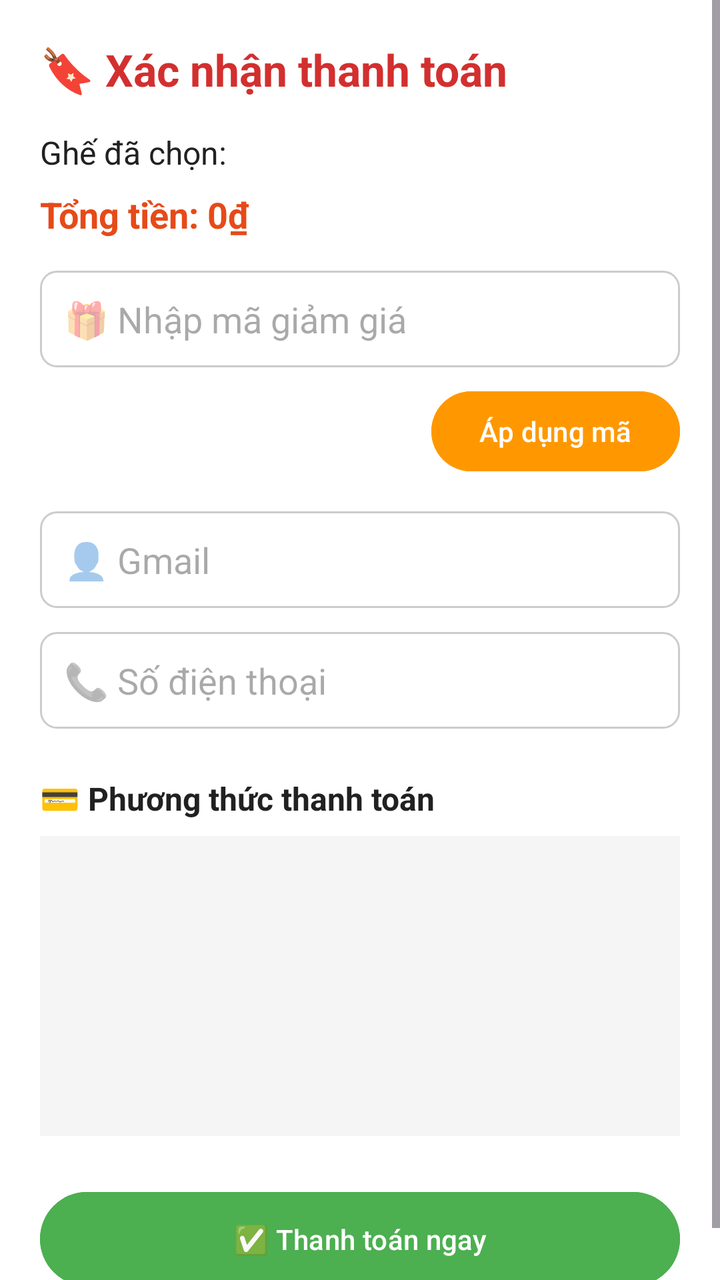
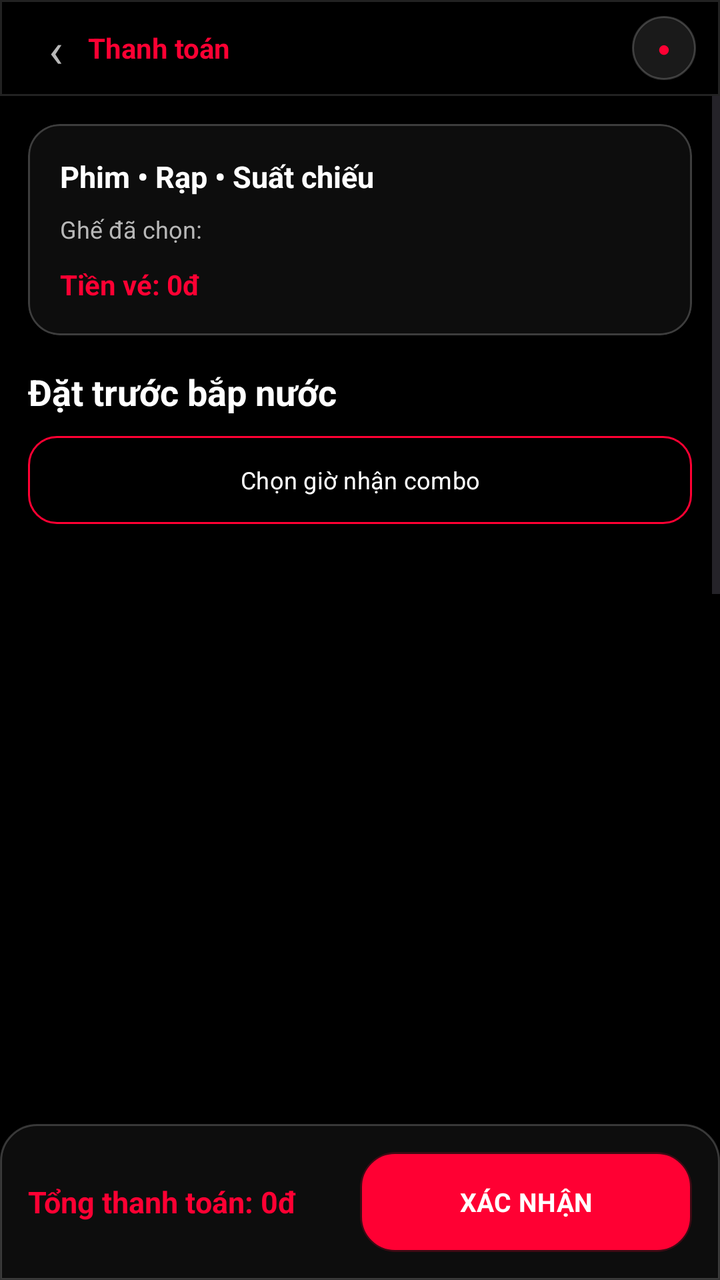

The first picture is an Android layout as it rendered before a commit; the second is the same layout after the commit. The layout source and the unified diff follow.
<!-- AndroidManifest.xml: application theme Theme.BookingCinema -->
<!-- res/layout/activity_payment.xml -->
<?xml version="1.0" encoding="utf-8"?>
<ScrollView
    xmlns:android="http://schemas.android.com/apk/res/android"
    android:layout_width="match_parent"
    android:layout_height="match_parent"
    android:background="#FFFFFF">

    <LinearLayout
        android:orientation="vertical"
        android:layout_width="match_parent"
        android:layout_height="match_parent"
        android:padding="20dp">

        
        <TextView
            android:text="🔖 Xác nhận thanh toán"
            android:textSize="22sp"
            android:textStyle="bold"
            android:textColor="#D32F2F"
            android:layout_marginBottom="16dp"
            android:layout_width="match_parent"
            android:layout_height="wrap_content" />

        
        <TextView
            android:id="@+id/tvSelectedSeats"
            android:layout_width="match_parent"
            android:layout_height="wrap_content"
            android:text="Ghế đã chọn: "
            android:textSize="16sp"
            android:textColor="#212121"
            android:layout_marginBottom="8dp" />

        
        <TextView
            android:id="@+id/txtTotalPrice"
            android:layout_width="match_parent"
            android:layout_height="wrap_content"
            android:text="Tổng tiền: 0₫"
            android:textSize="18sp"
            android:textStyle="bold"
            android:textColor="#E64A19"
            android:layout_marginBottom="16dp" />

        
        <EditText
            android:id="@+id/edtDiscountCode"
            android:layout_width="match_parent"
            android:layout_height="wrap_content"
            android:hint="🎁 Nhập mã giảm giá"
            android:inputType="text"
            android:padding="12dp"
            android:background="@drawable/bg_edittext"
            android:textColor="#000000"
            android:layout_marginBottom="8dp" />

        
        <Button
            android:id="@+id/btnApplyCode"
            android:layout_width="wrap_content"
            android:layout_height="wrap_content"
            android:text="Áp dụng mã"
            android:textAllCaps="false"
            android:layout_gravity="end"
            android:backgroundTint="#FF9800"
            android:textColor="#FFFFFF"
            android:layout_marginBottom="16dp" />

        
        <ListView
            android:id="@+id/lvDiscountCodes"
            android:layout_width="match_parent"
            android:layout_height="150dp"
            android:divider="@android:color/darker_gray"
            android:dividerHeight="1dp"
            android:visibility="gone"
            android:background="#F5F5F5"
            android:layout_marginBottom="24dp" />

        
        <EditText
            android:id="@+id/edtName"
            android:layout_width="match_parent"
            android:layout_height="wrap_content"
            android:hint="👤 Gmail"
            android:inputType="textPersonName"
            android:textColor="#000000"
            android:padding="12dp"
            android:background="@drawable/bg_edittext"
            android:layout_marginBottom="12dp" />

        
        <EditText
            android:id="@+id/edtPhone"
            android:layout_width="match_parent"
            android:layout_height="wrap_content"
            android:hint="📞 Số điện thoại"
            android:inputType="phone"
            android:padding="12dp"
            android:textColor="#000000"
            android:background="@drawable/bg_edittext"
            android:layout_marginBottom="24dp" />

        
        <TextView
            android:text="💳 Phương thức thanh toán"
            android:textSize="16sp"
            android:textStyle="bold"
            android:textColor="#212121"
            android:layout_width="match_parent"
            android:layout_height="wrap_content"
            android:layout_marginBottom="8dp" />

        <ListView
            android:id="@+id/lvPaymentMethods"
            android:layout_width="match_parent"
            android:layout_height="150dp"
            android:divider="@color/cardview_dark_background"
            android:dividerHeight="1dp"
            android:choiceMode="singleChoice"
            android:background="#F5F5F5"
            android:layout_marginBottom="24dp" />

        
        <ImageView
            android:id="@+id/ivQRCode"
            android:layout_width="200dp"
            android:layout_height="200dp"
            android:layout_gravity="center"
            android:contentDescription="Mã QR thanh toán"
            android:visibility="gone"
            android:layout_marginBottom="24dp" />

        
        <Button
            android:id="@+id/btnPay"
            android:layout_width="match_parent"
            android:layout_height="wrap_content"
            android:text="✅ Thanh toán ngay"
            android:textAllCaps="false"
            android:textColor="#FFFFFF"
            android:backgroundTint="#4CAF50"
            android:padding="14dp" />
    </LinearLayout>
</ScrollView>
<!-- resources referenced by this layout -->
<resources>
  <!-- drawable bg_edittext (drawable) -->
  <?xml version="1.0" encoding="utf-8"?>
  <shape xmlns:android="http://schemas.android.com/apk/res/android"
      android:shape="rectangle">
      <solid android:color="#FFFFFF"/>
      <stroke android:width="1dp" android:color="#CCCCCC"/>
      <corners android:radius="8dp"/>
      <padding android:left="10dp" android:right="10dp"/>
  </shape>
  <style name="Base.Theme.BookingCinema" parent="Theme.Material3.DayNight.NoActionBar">
          
          
      </style>
  <!-- unchanged entries left out for length: 1 -->
</resources>

<!-- the commit's change to res/layout/activity_payment.xml (unified diff, before → after) -->
@@ -1,145 +1,298 @@
 <?xml version="1.0" encoding="utf-8"?>
-<ScrollView
-    xmlns:android="http://schemas.android.com/apk/res/android"
+<LinearLayout xmlns:android="http://schemas.android.com/apk/res/android"
+    xmlns:app="http://schemas.android.com/apk/res-auto"
     android:layout_width="match_parent"
     android:layout_height="match_parent"
-    android:background="#FFFFFF">
+    android:background="@color/cinema_bg"
+    android:orientation="vertical">
 
     <LinearLayout
-        android:orientation="vertical"
         android:layout_width="match_parent"
-        android:layout_height="match_parent"
-        android:padding="20dp">
-
-        
-        <TextView
-            android:text="🔖 Xác nhận thanh toán"
-            android:textSize="22sp"
-            android:textStyle="bold"
-            android:textColor="#D32F2F"
-            android:layout_marginBottom="16dp"
-            android:layout_width="match_parent"
-            android:layout_height="wrap_content" />
-
-        
-        <TextView
-            android:id="@+id/tvSelectedSeats"
+        android:layout_height="48dp"
+        android:background="@drawable/bg_top_bar_luxe"
+        android:gravity="center_vertical"
+        android:orientation="horizontal"
+        android:paddingHorizontal="12dp">
+
+        <TextView
+            android:layout_width="32dp"
+            android:layout_height="32dp"
+            android:gravity="center"
+            android:text="‹"
+            android:textColor="@color/cinema_text_muted"
+            android:textSize="24sp" />
+
+        <TextView
+            android:layout_width="0dp"
+            android:layout_height="wrap_content"
+            android:layout_weight="1"
+            android:text="Thanh toán"
+            android:textColor="@color/cinema_accent"
+            android:textSize="14sp"
+            android:textStyle="bold" />
+
+        <TextView
+            android:layout_width="32dp"
+            android:layout_height="32dp"
+            android:background="@drawable/bg_icon_circle_luxe"
+            android:gravity="center"
+            android:text="●"
+            android:textColor="@color/cinema_accent"
+            android:textSize="11sp" />
+    </LinearLayout>
+
+    <ScrollView
+        android:layout_width="match_parent"
+        android:layout_height="0dp"
+        android:layout_weight="1"
+        android:fillViewport="true"
+        android:overScrollMode="never">
+
+        <LinearLayout
             android:layout_width="match_parent"
             android:layout_height="wrap_content"
-            android:text="Ghế đã chọn: "
-            android:textSize="16sp"
-            android:textColor="#212121"
-            android:layout_marginBottom="8dp" />
-
-        
+            android:orientation="vertical"
+            android:padding="14dp">
+
+            <com.google.android.material.card.MaterialCardView
+                android:layout_width="match_parent"
+                android:layout_height="wrap_content"
+                app:cardBackgroundColor="@color/cinema_panel"
+                app:cardCornerRadius="16dp"
+                app:cardElevation="0dp"
+                app:strokeColor="@color/cinema_stroke"
+                app:strokeWidth="1dp">
+
+                <LinearLayout
+                    android:layout_width="match_parent"
+                    android:layout_height="wrap_content"
+                    android:orientation="vertical"
+                    android:padding="16dp">
+
+                    <TextView
+                        android:id="@+id/tvSummary"
+                        android:layout_width="match_parent"
+                        android:layout_height="wrap_content"
+                        android:ellipsize="end"
+                        android:maxLines="3"
+                        android:text="Phim • Rạp • Suất chiếu"
+                        android:textColor="@color/cinema_text"
+                        android:textSize="15sp"
+                        android:textStyle="bold" />
+
+                    <TextView
+                        android:id="@+id/tvSelectedSeats"
+                        android:layout_width="match_parent"
+                        android:layout_height="wrap_content"
+                        android:layout_marginTop="8dp"
+                        android:ellipsize="end"
+                        android:maxLines="2"
+                        android:text="Ghế đã chọn:"
+                        android:textColor="@color/cinema_text_muted"
+                        android:textSize="12sp" />
+
+                    <TextView
+                        android:id="@+id/txtTicketPrice"
+                        android:layout_width="match_parent"
+                        android:layout_height="wrap_content"
+                        android:layout_marginTop="10dp"
+                        android:text="Tiền vé: 0đ"
+                        android:textColor="@color/cinema_accent"
+                        android:textSize="14sp"
+                        android:textStyle="bold" />
+                </LinearLayout>
+            </com.google.android.material.card.MaterialCardView>
+
+            <TextView
+                android:layout_width="match_parent"
+                android:layout_height="wrap_content"
+                android:layout_marginTop="16dp"
+                android:text="Đặt trước bắp nước"
+                android:textColor="@color/cinema_text"
+                android:textSize="18sp"
+                android:textStyle="bold" />
+
+            <Button
+                android:id="@+id/btnPickupTime"
+                android:layout_width="match_parent"
+                android:layout_height="44dp"
+                android:layout_marginTop="10dp"
+                android:background="@drawable/bg_button_outline"
+                android:text="Chọn giờ nhận combo"
+                android:textAllCaps="false"
+                android:textColor="@color/cinema_text"
+                android:textSize="12sp" />
+
+            <androidx.recyclerview.widget.RecyclerView
+                android:id="@+id/recyclerFood"
+                android:layout_width="match_parent"
+                android:layout_height="300dp"
+                android:layout_marginTop="10dp"
+                android:nestedScrollingEnabled="false"
+                android:overScrollMode="never" />
+
+            <TextView
+                android:id="@+id/txtFoodPrice"
+                android:layout_width="match_parent"
+                android:layout_height="wrap_content"
+                android:gravity="end"
+                android:text="Combo: 0đ"
+                android:textColor="@color/cinema_accent"
+                android:textSize="13sp"
+                android:textStyle="bold" />
+
+            <com.google.android.material.card.MaterialCardView
+                android:layout_width="match_parent"
+                android:layout_height="wrap_content"
+                android:layout_marginTop="12dp"
+                app:cardBackgroundColor="@color/cinema_panel"
+                app:cardCornerRadius="16dp"
+                app:cardElevation="0dp"
+                app:strokeColor="@color/cinema_stroke"
+                app:strokeWidth="1dp">
+
+                <LinearLayout
+                    android:layout_width="match_parent"
+                    android:layout_height="wrap_content"
+                    android:orientation="vertical"
+                    android:padding="16dp">
+
+                    <TextView
+                        android:layout_width="match_parent"
+                        android:layout_height="wrap_content"
+                        android:text="Voucher và thông tin nhận vé"
+                        android:textColor="@color/cinema_text"
+                        android:textSize="16sp"
+                        android:textStyle="bold" />
+
+                    <EditText
+                        android:id="@+id/edtDiscountCode"
+                        android:layout_width="match_parent"
+                        android:layout_height="46dp"
+                        android:layout_marginTop="12dp"
+                        android:background="@drawable/bg_input_luxe"
+                        android:hint="Nhập mã voucher"
+                        android:inputType="textCapCharacters"
+                        android:paddingHorizontal="14dp"
+                        android:singleLine="true"
+                        android:textColor="@color/cinema_text"
+                        android:textColorHint="@color/cinema_text_muted"
+                        android:textSize="13sp" />
+
+                    <Button
+                        android:id="@+id/btnApplyCode"
+                        android:layout_width="match_parent"
+                        android:layout_height="44dp"
+                        android:layout_marginTop="10dp"
+                        android:background="@drawable/bg_button_outline"
+                        android:text="Xem voucher khả dụng"
+                        android:textAllCaps="false"
+                        android:textColor="@color/cinema_text"
+                        android:textSize="12sp" />
+
+                    <ListView
+                        android:id="@+id/lvDiscountCodes"
+                        android:layout_width="match_parent"
+                        android:layout_height="118dp"
+                        android:layout_marginTop="8dp"
+                        android:background="@drawable/bg_panel_glass"
+                        android:divider="@color/cinema_stroke"
+                        android:dividerHeight="1dp"
+                        android:visibility="gone" />
+
+                    <EditText
+                        android:id="@+id/edtName"
+                        android:layout_width="match_parent"
+                        android:layout_height="46dp"
+                        android:layout_marginTop="12dp"
+                        android:background="@drawable/bg_input_luxe"
+                        android:hint="Họ tên người nhận vé"
+                        android:inputType="textPersonName"
+                        android:paddingHorizontal="14dp"
+                        android:singleLine="true"
+                        android:textColor="@color/cinema_text"
+                        android:textColorHint="@color/cinema_text_muted"
+                        android:textSize="13sp" />
+
+                    <EditText
+                        android:id="@+id/edtPhone"
+                        android:layout_width="match_parent"
+                        android:layout_height="46dp"
+                        android:layout_marginTop="10dp"
+                        android:background="@drawable/bg_input_luxe"
+                        android:hint="Số điện thoại"
+                        android:inputType="phone"
+                        android:paddingHorizontal="14dp"
+                        android:singleLine="true"
+                        android:textColor="@color/cinema_text"
+                        android:textColorHint="@color/cinema_text_muted"
+                        android:textSize="13sp" />
+                </LinearLayout>
+            </com.google.android.material.card.MaterialCardView>
+
+            <TextView
+                android:layout_width="match_parent"
+                android:layout_height="wrap_content"
+                android:layout_marginTop="16dp"
+                android:text="Phương thức thanh toán"
+                android:textColor="@color/cinema_text"
+                android:textSize="18sp"
+                android:textStyle="bold" />
+
+            <ListView
+                android:id="@+id/lvPaymentMethods"
+                android:layout_width="match_parent"
+                android:layout_height="146dp"
+                android:layout_marginTop="10dp"
+                android:background="@drawable/bg_panel_luxe"
+                android:choiceMode="singleChoice"
+                android:divider="@color/cinema_stroke"
+                android:dividerHeight="1dp" />
+
+            <ImageView
+                android:id="@+id/ivQRCode"
+                android:layout_width="178dp"
+                android:layout_height="178dp"
+                android:layout_gravity="center_horizontal"
+                android:layout_marginTop="14dp"
+                android:background="@drawable/bg_qr_frame"
+                android:contentDescription="Mã QR thanh toán"
+                android:padding="8dp"
+                android:visibility="gone" />
+
+            <Space
+                android:layout_width="match_parent"
+                android:layout_height="18dp" />
+        </LinearLayout>
+    </ScrollView>
+
+    <LinearLayout
+        android:layout_width="match_parent"
+        android:layout_height="78dp"
+        android:background="@drawable/bg_sticky_checkout"
+        android:gravity="center_vertical"
+        android:orientation="horizontal"
+        android:paddingHorizontal="14dp">
+
         <TextView
             android:id="@+id/txtTotalPrice"
-            android:layout_width="match_parent"
+            android:layout_width="0dp"
             android:layout_height="wrap_content"
-            android:text="Tổng tiền: 0₫"
-            android:textSize="18sp"
-            android:textStyle="bold"
-            android:textColor="#E64A19"
-            android:layout_marginBottom="16dp" />
-
-        
-        <EditText
-            android:id="@+id/edtDiscountCode"
-            android:layout_width="match_parent"
-            android:layout_height="wrap_content"
-            android:hint="🎁 Nhập mã giảm giá"
-            android:inputType="text"
-            android:padding="12dp"
-            android:background="@drawable/bg_edittext"
-            android:textColor="#000000"
-            android:layout_marginBottom="8dp" />
-
-        
-        <Button
-            android:id="@+id/btnApplyCode"
-            android:layout_width="wrap_content"
-            android:layout_height="wrap_content"
-            android:text="Áp dụng mã"
-            android:textAllCaps="false"
-            android:layout_gravity="end"
-            android:backgroundTint="#FF9800"
-            android:textColor="#FFFFFF"
-            android:layout_marginBottom="16dp" />
-
-        
-        <ListView
-            android:id="@+id/lvDiscountCodes"
-            android:layout_width="match_parent"
-            android:layout_height="150dp"
-            android:divider="@android:color/darker_gray"
-            android:dividerHeight="1dp"
-            android:visibility="gone"
-            android:background="#F5F5F5"
-            android:layout_marginBottom="24dp" />
-
-        
-        <EditText
-            android:id="@+id/edtName"
-            android:layout_width="match_parent"
-            android:layout_height="wrap_content"
-            android:hint="👤 Gmail"
-            android:inputType="textPersonName"
-            android:textColor="#000000"
-            android:padding="12dp"
-            android:background="@drawable/bg_edittext"
-            android:layout_marginBottom="12dp" />
-
-        
-        <EditText
-            android:id="@+id/edtPhone"
-            android:layout_width="match_parent"
-            android:layout_height="wrap_content"
-            android:hint="📞 Số điện thoại"
-            android:inputType="phone"
-            android:padding="12dp"
-            android:textColor="#000000"
-            android:background="@drawable/bg_edittext"
-            android:layout_marginBottom="24dp" />
-
-        
-        <TextView
-            android:text="💳 Phương thức thanh toán"
-            android:textSize="16sp"
-            android:textStyle="bold"
-            android:textColor="#212121"
-            android:layout_width="match_parent"
-            android:layout_height="wrap_content"
-            android:layout_marginBottom="8dp" />
-
-        <ListView
-            android:id="@+id/lvPaymentMethods"
-            android:layout_width="match_parent"
-            android:layout_height="150dp"
-            android:divider="@color/cardview_dark_background"
-            android:dividerHeight="1dp"
-            android:choiceMode="singleChoice"
-            android:background="#F5F5F5"
-            android:layout_marginBottom="24dp" />
-
-        
-        <ImageView
-            android:id="@+id/ivQRCode"
-            android:layout_width="200dp"
-            android:layout_height="200dp"
-            android:layout_gravity="center"
-            android:contentDescription="Mã QR thanh toán"
-            android:visibility="gone"
-            android:layout_marginBottom="24dp" />
-
-        
+            android:layout_weight="1"
+            android:text="Tổng thanh toán: 0đ"
+            android:textColor="@color/cinema_accent"
+            android:textSize="15sp"
+            android:textStyle="bold" />
+
         <Button
             android:id="@+id/btnPay"
-            android:layout_width="match_parent"
-            android:layout_height="wrap_content"
-            android:text="✅ Thanh toán ngay"
-            android:textAllCaps="false"
-            android:textColor="#FFFFFF"
-            android:backgroundTint="#4CAF50"
-            android:padding="14dp" />
+            android:layout_width="166dp"
+            android:layout_height="50dp"
+            android:background="@drawable/bg_button_neon"
+            android:text="XÁC NHẬN"
+            android:textAllCaps="true"
+            android:textColor="@color/white"
+            android:textSize="13sp"
+            android:textStyle="bold" />
     </LinearLayout>
-</ScrollView>
+</LinearLayout>
<!-- resource entries referenced after the edit -->
@@ -1,17 +1,121 @@
 <!-- resources referenced by this layout -->
 <resources>
-  <!-- drawable bg_edittext (drawable) -->
+  <color name="cinema_accent">#FF0033</color>
+  <color name="cinema_bg">#000000</color>
+  <color name="cinema_panel">#0D0D0D</color>
+  <color name="cinema_stroke">#33FFFFFF</color>
+  <color name="cinema_text">#FFFFFFFF</color>
+  <color name="cinema_text_muted">#B8B8B8</color>
+  <color name="white">#FFFFFFFF</color>
+  <!-- drawable bg_button_neon (drawable) -->
+  <?xml version="1.0" encoding="utf-8"?>
+  <layer-list xmlns:android="http://schemas.android.com/apk/res/android">
+      <item>
+          <shape>
+              <solid android:color="#33FF0033" />
+              <corners android:radius="18dp" />
+          </shape>
+      </item>
+      <item
+          android:left="1dp"
+          android:top="1dp"
+          android:right="1dp"
+          android:bottom="1dp">
+          <shape>
+              <solid android:color="#FF0033" />
+              <stroke
+                  android:width="1dp"
+                  android:color="#FFFF5C78" />
+              <corners android:radius="16dp" />
+              <padding
+                  android:left="18dp"
+                  android:top="12dp"
+                  android:right="18dp"
+                  android:bottom="12dp" />
+          </shape>
+      </item>
+  </layer-list>
+  <!-- drawable bg_button_outline (drawable) -->
+  <?xml version="1.0" encoding="utf-8"?>
+  <shape xmlns:android="http://schemas.android.com/apk/res/android">
+      <solid android:color="#00000000" />
+      <stroke android:width="1dp" android:color="#FF0033" />
+      <corners android:radius="14dp" />
+      <padding android:left="16dp" android:top="10dp" android:right="16dp" android:bottom="10dp" />
+  </shape>
+  <!-- drawable bg_icon_circle_luxe (drawable) -->
   <?xml version="1.0" encoding="utf-8"?>
   <shape xmlns:android="http://schemas.android.com/apk/res/android"
-      android:shape="rectangle">
-      <solid android:color="#FFFFFF"/>
-      <stroke android:width="1dp" android:color="#CCCCCC"/>
-      <corners android:radius="8dp"/>
-      <padding android:left="10dp" android:right="10dp"/>
+      android:shape="oval">
+      <solid android:color="#1AFFFFFF" />
+      <stroke
+          android:width="1dp"
+          android:color="#33FFFFFF" />
+  </shape>
+  <!-- drawable bg_input_luxe (drawable) -->
+  <?xml version="1.0" encoding="utf-8"?>
+  <shape xmlns:android="http://schemas.android.com/apk/res/android">
+      <solid android:color="#0D0D0D" />
+      <stroke android:width="1dp" android:color="#33FFFFFF" />
+      <corners android:radius="14dp" />
+      <padding android:left="14dp" android:top="10dp" android:right="14dp" android:bottom="10dp" />
+  </shape>
+  <!-- drawable bg_panel_glass (drawable) -->
+  <?xml version="1.0" encoding="utf-8"?>
+  <shape xmlns:android="http://schemas.android.com/apk/res/android">
+      <solid android:color="#1AFFFFFF" />
+      <stroke android:width="1dp" android:color="#33FFFFFF" />
+      <corners android:radius="16dp" />
+  </shape>
+  <!-- drawable bg_panel_luxe (drawable) -->
+  <?xml version="1.0" encoding="utf-8"?>
+  <shape xmlns:android="http://schemas.android.com/apk/res/android">
+      <solid android:color="#0D0D0D" />
+      <stroke android:width="1dp" android:color="#33FFFFFF" />
+      <corners android:radius="16dp" />
+      <padding android:left="12dp" android:top="12dp" android:right="12dp" android:bottom="12dp" />
+  </shape>
+  <!-- drawable bg_qr_frame (drawable) -->
+  <?xml version="1.0" encoding="utf-8"?>
+  <shape xmlns:android="http://schemas.android.com/apk/res/android">
+      <solid android:color="#FFFFFFFF" />
+      <stroke android:width="6dp" android:color="#FFFFFFFF" />
+      <corners android:radius="8dp" />
+  </shape>
+  <!-- drawable bg_sticky_checkout (drawable) -->
+  <?xml version="1.0" encoding="utf-8"?>
+  <shape xmlns:android="http://schemas.android.com/apk/res/android">
+      <solid android:color="#0D0D0D" />
+      <stroke
+          android:width="1dp"
+          android:color="#33FFFFFF" />
+      <corners
+          android:topLeftRadius="18dp"
+          android:topRightRadius="18dp" />
+      <padding
+          android:left="14dp"
+          android:top="12dp"
+          android:right="14dp"
+          android:bottom="12dp" />
+  </shape>
+  <!-- drawable bg_top_bar_luxe (drawable) -->
+  <?xml version="1.0" encoding="utf-8"?>
+  <shape xmlns:android="http://schemas.android.com/apk/res/android">
+      <solid android:color="#000000" />
+      <stroke
+          android:width="1dp"
+          android:color="#22FFFFFF" />
   </shape>
   <style name="Base.Theme.BookingCinema" parent="Theme.Material3.DayNight.NoActionBar">
-          
-          
+          <item name="android:fontFamily">sans-serif</item>
+          <item name="fontFamily">sans-serif</item>
+          <item name="android:windowLightStatusBar">false</item>
+          <item name="android:statusBarColor">@color/cinema_bg</item>
+          <item name="android:navigationBarColor">@color/cinema_bg</item>
+          <item name="android:windowNoTitle">true</item>
+          <item name="colorPrimary">@color/cinema_accent</item>
+          <item name="colorSecondary">@color/cinema_accent</item>
+          <item name="colorSurface">@color/cinema_panel</item>
       </style>
   <!-- unchanged entries left out for length: 1 -->
 </resources>
